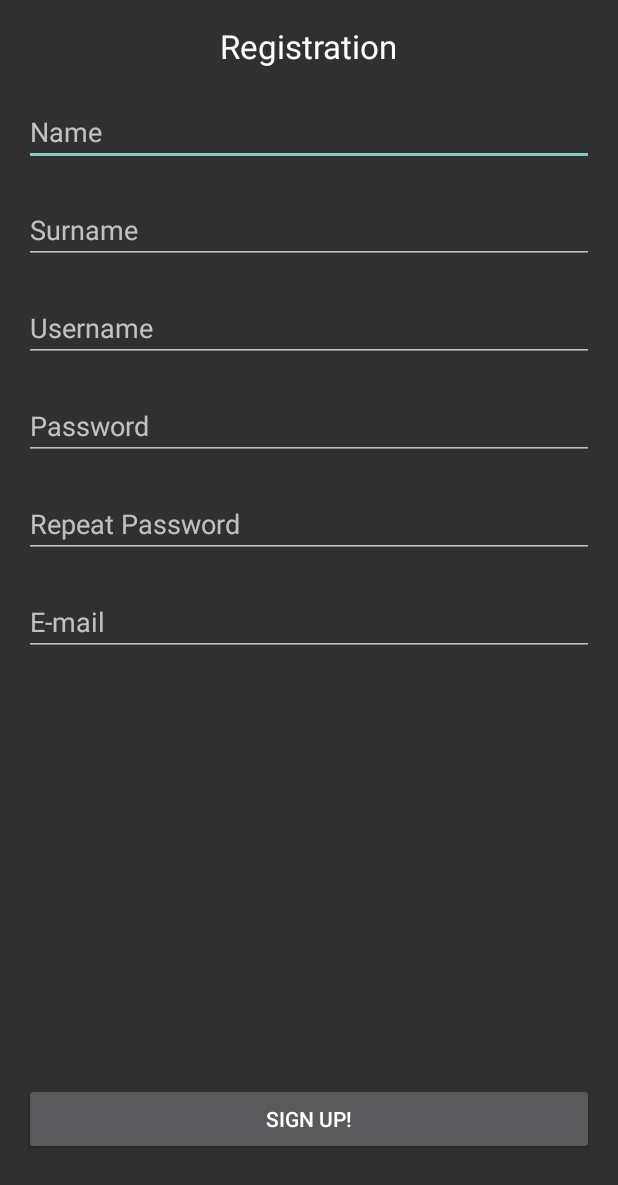
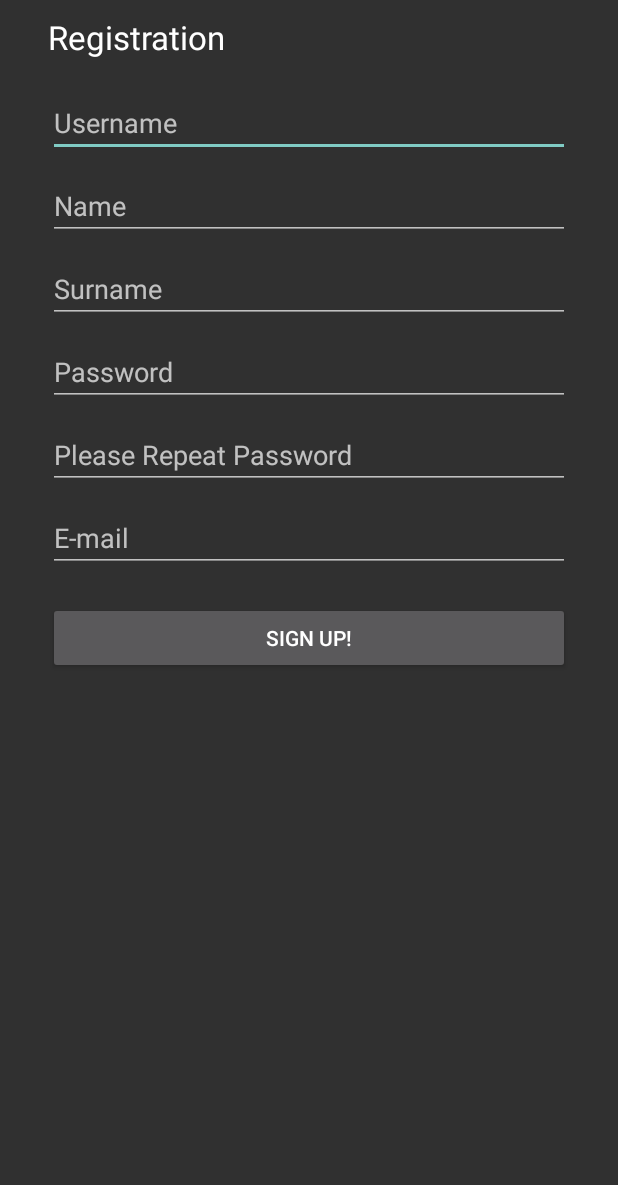
Before and after one commit to TwoTeam/mobile, an Android app: the layout activity_register.xml on its own in the app's theme, with its tools: preview values and no code run, on a phone screen of 412 x 824 dp. Shown: the top 1185 px of the screen. Run offline under Robolectric (Android 15) with nearby library versions, the phone set to English and light mode, and no system bars.

```diff
--- a/Events/app/src/main/AndroidManifest.xml
+++ b/Events/app/src/main/AndroidManifest.xml
@@ -11,7 +11,7 @@
         android:label="@string/app_name"
         android:theme="@style/Theme.AppCompat.NoActionBar" >
         <activity
-            android:name=".LoginActivity"
+            android:name=".RegisterActivity"
             android:configChanges="orientation"
             android:label="@string/app_name"
             android:screenOrientation="portrait" >
@@ -26,7 +26,7 @@
             android:label="@string/title_activity_register" >
         </activity>
         <activity
-            android:name=".RegisterActivity"
+            android:name=".LoginActivity"
             android:label="@string/title_activity_login" >
         </activity>
     </application>
--- a/Events/app/src/main/res/layout/activity_register.xml
+++ b/Events/app/src/main/res/layout/activity_register.xml
@@ -1,97 +1,111 @@
 <RelativeLayout xmlns:android="http://schemas.android.com/apk/res/android"
     xmlns:tools="http://schemas.android.com/tools" android:layout_width="match_parent"
-    android:layout_height="match_parent" android:paddingLeft="@dimen/activity_horizontal_margin"
-    android:paddingRight="@dimen/activity_horizontal_margin"
-    android:paddingTop="@dimen/activity_vertical_margin"
+    android:layout_height="match_parent" android:paddingLeft="32dp"
+    android:paddingRight="32dp"
     android:paddingBottom="@dimen/activity_vertical_margin"
     tools:context="teamtwo.event.com.events.RegisterActivity">
 
-    <EditText
+    <LinearLayout
+        android:orientation="vertical"
         android:layout_width="fill_parent"
-        android:layout_height="wrap_content"
-        android:inputType="textPersonName"
-        android:ems="10"
-        android:id="@+id/Name"
-        android:hint="Name"
-        android:paddingTop="30dp"
-        android:layout_below="@+id/textView"
-        android:layout_alignParentRight="true"
-        android:layout_alignParentEnd="true" />
+        android:layout_height="fill_parent">
 
-    <EditText
-        android:layout_width="fill_parent"
-        android:layout_height="wrap_content"
-        android:inputType="textPersonName"
-        android:ems="10"
-        android:id="@+id/Surname"
-        android:hint="Surname"
-        android:paddingTop="30dp"
-        android:layout_below="@+id/Name"
-        android:layout_centerHorizontal="true" />
+        <LinearLayout
+            android:orientation="vertical"
+            android:layout_width="fill_parent"
+            android:layout_height="wrap_content"
+            android:id="@+id/topBar"
+            android:paddingTop="10dp">
 
-    <EditText
-        android:layout_width="fill_parent"
-        android:layout_height="wrap_content"
-        android:inputType="textPersonName"
-        android:ems="10"
-        android:id="@+id/Username"
-        android:hint="Username"
-        android:paddingTop="30dp"
-        android:layout_below="@+id/Surname"
-        android:layout_centerHorizontal="true" />
+            <TextView
+                android:layout_width="wrap_content"
+                android:layout_height="wrap_content"
+                android:textAppearance="?android:attr/textAppearanceLarge"
+                android:text="Registration"
+                android:id="@+id/textView"
+                android:layout_alignParentTop="true"
+                android:layout_centerHorizontal="true"
+                android:typeface="normal" />
 
-    <EditText
-        android:layout_width="fill_parent"
-        android:layout_height="wrap_content"
-        android:inputType="textPassword"
-        android:ems="10"
-        android:id="@+id/Pass1"
-        android:hint="Password"
-        android:paddingTop="30dp"
-        android:layout_below="@+id/Username"
-        android:layout_centerHorizontal="true" />
+        </LinearLayout>
 
-    <EditText
-        android:layout_width="fill_parent"
-        android:layout_height="wrap_content"
-        android:inputType="textPassword"
-        android:ems="10"
-        android:id="@+id/Pass2"
-        android:hint="Repeat Password"
-        android:paddingTop="30dp"
-        android:layout_below="@+id/Pass1"
-        android:layout_alignParentLeft="true"
-        android:layout_alignParentStart="true" />
+        <LinearLayout
+            android:orientation="vertical"
+            android:layout_width="fill_parent"
+            android:layout_height="wrap_content"
+            android:id="@+id/textFieldHolder"
+            android:paddingTop="10dp">
 
-    <EditText
-        android:layout_width="fill_parent"
-        android:layout_height="wrap_content"
-        android:inputType="textEmailAddress"
-        android:ems="10"
-        android:id="@+id/Email"
-        android:hint="E-mail"
-        android:paddingTop="30dp"
-        android:layout_below="@+id/Pass2"
-        android:layout_alignParentRight="true"
-        android:layout_alignParentEnd="true" />
+            <EditText
+                android:layout_width="fill_parent"
+                android:layout_height="wrap_content"
+                android:inputType="textEmailAddress"
+                android:ems="10"
+                android:id="@+id/etUsername"
+                android:hint="Username"
+                android:paddingTop="20dp" />
 
-    <Button
-        android:layout_width="fill_parent"
-        android:layout_height="wrap_content"
-        android:text="Sign Up!"
-        android:id="@+id/SignUp"
-        android:layout_marginBottom="38dp"
-        android:layout_alignParentBottom="true"
-        android:layout_centerHorizontal="true" />
+            <EditText
+                android:layout_width="fill_parent"
+                android:layout_height="wrap_content"
+                android:inputType="textEmailAddress"
+                android:ems="10"
+                android:id="@+id/etName"
+                android:hint="Name"
+                android:paddingTop="20dp" />
 
-    <TextView
-        android:layout_width="wrap_content"
-        android:layout_height="wrap_content"
-        android:textAppearance="?android:attr/textAppearanceLarge"
-        android:text="Registration"
-        android:id="@+id/textView"
-        android:layout_alignParentTop="true"
-        android:layout_centerHorizontal="true"
-        android:typeface="normal" />
+            <EditText
+                android:layout_width="fill_parent"
+                android:layout_height="wrap_content"
+                android:inputType="textEmailAddress"
+                android:ems="10"
+                android:id="@+id/etSurname"
+                android:hint="Surname"
+                android:paddingTop="20dp" />
+
+            <EditText
+                android:layout_width="fill_parent"
+                android:layout_height="wrap_content"
+                android:inputType="textPassword"
+                android:ems="10"
+                android:id="@+id/etPassword1"
+                android:hint="Password"
+                android:paddingTop="20dp" />
+
+            <EditText
+                android:layout_width="fill_parent"
+                android:layout_height="wrap_content"
+                android:inputType="textPassword"
+                android:ems="10"
+                android:id="@+id/etPassword2"
+                android:hint="Please Repeat Password"
+                android:paddingTop="20dp" />
+
+            <EditText
+                android:layout_width="fill_parent"
+                android:layout_height="wrap_content"
+                android:inputType="textEmailAddress"
+                android:ems="10"
+                android:id="@+id/etEmail"
+                android:hint="E-mail"
+                android:paddingTop="20dp" />
+
+        </LinearLayout>
+
+        <LinearLayout
+            android:orientation="vertical"
+            android:layout_width="fill_parent"
+            android:layout_height="wrap_content"
+            android:id="@+id/registerButtonHolder"
+            android:paddingTop="20dp">
+
+            <Button
+                android:layout_width="fill_parent"
+                android:layout_height="wrap_content"
+                android:text="Sign Up!"
+                android:id="@+id/btSignup" />
+        </LinearLayout>
+
+    </LinearLayout>
 
 </RelativeLayout>
```
Also changed, not shown: Events/app/src/main/java/teamtwo/event/com/events/LoginActivity.java (+10 -1 lines), Events/app/src/main/java/teamtwo/event/com/events/RegisterActivity.java (+184 -63 lines).
